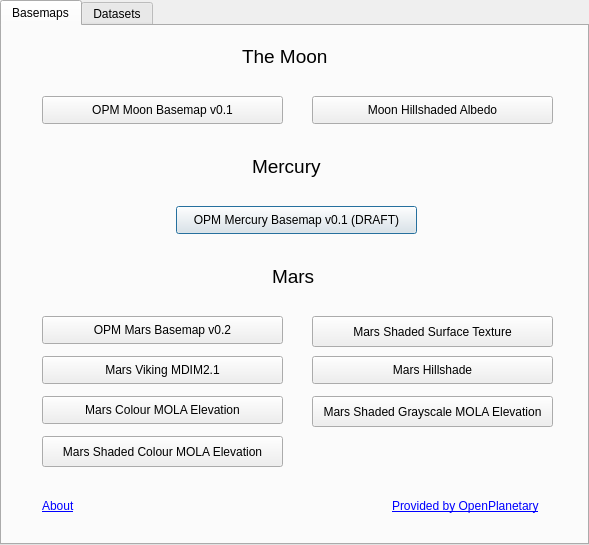
Qt form optileloader_dialog_base.ui (robermaps/opmtileloader) before a commit.
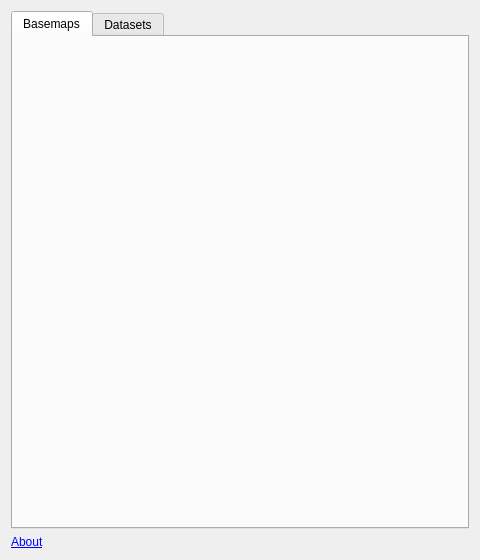
The same form after that commit.

Commit message:
Diálogo unificado: pestaña Basemaps con el estilo de Datasets, enlace único About y nuevo icono (v1.2.0)
- Basemaps y Datasets comparten _setup_tab (árbol por cuerpo + Add to QGIS)
- Enlace único About -> github.com/robermaps/opmtileloader; metadata apunta al nuevo repo
- Icono de luna de diseño propio (128x128)

The edit to the form file:
```diff
--- a/optileloader_dialog_base.ui
+++ b/optileloader_dialog_base.ui
@@ -6,252 +6,42 @@
    <rect>
     <x>0</x>
     <y>0</y>
-    <width>589</width>
-    <height>545</height>
+    <width>480</width>
+    <height>560</height>
    </rect>
   </property>
   <property name="windowTitle">
    <string>OpenPlanetary Tile Loader</string>
   </property>
-  <widget class="QTabWidget" name="tabs">
-   <property name="geometry">
-    <rect>
-     <x>0</x>
-     <y>0</y>
-     <width>589</width>
-     <height>545</height>
-    </rect>
-   </property>
-   <property name="currentIndex">
-    <number>0</number>
-   </property>
-   <widget class="QWidget" name="tabBasemaps">
-    <attribute name="title">
-     <string>Basemaps</string>
-    </attribute>
-      <widget class="QLabel" name="MERCURY">
-       <property name="geometry">
-        <rect>
-         <x>250</x>
-         <y>120</y>
-         <width>121</width>
-         <height>41</height>
-        </rect>
-       </property>
-       <property name="font">
-        <font>
-         <pointsize>14</pointsize>
-        </font>
-       </property>
-       <property name="text">
-        <string>Mercury</string>
-       </property>
-      </widget>
-      <widget class="QPushButton" name="mercurybase">
-       <property name="geometry">
-        <rect>
-         <x>174</x>
-         <y>180</y>
-         <width>241</width>
-         <height>28</height>
-        </rect>
-       </property>
-       <property name="text">
-        <string>OPM Mercury Basemap v0.1 (DRAFT)</string>
-       </property>
-      </widget>
-      <widget class="QLabel" name="MARS">
-       <property name="geometry">
-        <rect>
-         <x>270</x>
-         <y>230</y>
-         <width>121</width>
-         <height>41</height>
-        </rect>
-       </property>
-       <property name="font">
-        <font>
-         <pointsize>14</pointsize>
-        </font>
-       </property>
-       <property name="text">
-        <string>Mars</string>
-       </property>
-      </widget>
-       <widget class="QLabel" name="MOON">
-        <property name="geometry">
-         <rect>
-          <x>240</x>
-          <y>10</y>
-          <width>121</width>
-          <height>41</height>
-         </rect>
-        </property>
-        <property name="font">
-         <font>
-          <pointsize>14</pointsize>
-         </font>
-        </property>
-        <property name="text">
-         <string>The Moon</string>
-        </property>
-       </widget>
-       <widget class="QPushButton" name="basemap">
-        <property name="geometry">
-         <rect>
-          <x>40</x>
-          <y>290</y>
-          <width>241</width>
-          <height>28</height>
-         </rect>
-        </property>
-        <property name="text">
-         <string>OPM Mars Basemap v0.2</string>
-        </property>
-       </widget>
-       <widget class="QPushButton" name="viking">
-        <property name="geometry">
-         <rect>
-          <x>40</x>
-          <y>330</y>
-          <width>241</width>
-          <height>28</height>
-         </rect>
-        </property>
-        <property name="text">
-         <string>Mars Viking MDIM2.1</string>
-        </property>
-       </widget>
-       <widget class="QPushButton" name="shadedmola">
-        <property name="geometry">
-         <rect>
-          <x>40</x>
-          <y>410</y>
-          <width>241</width>
-          <height>31</height>
-         </rect>
-        </property>
-        <property name="text">
-         <string>Mars Shaded Colour MOLA Elevation</string>
-        </property>
-       </widget>
-       <widget class="QPushButton" name="surfacetexture">
-        <property name="geometry">
-         <rect>
-          <x>310</x>
-          <y>290</y>
-          <width>241</width>
-          <height>31</height>
-         </rect>
-        </property>
-        <property name="text">
-         <string>Mars Shaded Surface Texture</string>
-        </property>
-       </widget>
-       <widget class="QPushButton" name="colourmola">
-        <property name="geometry">
-         <rect>
-          <x>40</x>
-          <y>370</y>
-          <width>241</width>
-          <height>28</height>
-         </rect>
-        </property>
-        <property name="text">
-         <string>Mars Colour MOLA Elevation</string>
-        </property>
-       </widget>
-       <widget class="QPushButton" name="hillshade">
-        <property name="geometry">
-         <rect>
-          <x>310</x>
-          <y>330</y>
-          <width>241</width>
-          <height>28</height>
-         </rect>
-        </property>
-        <property name="text">
-         <string>Mars Hillshade</string>
-        </property>
-       </widget>
-       <widget class="QPushButton" name="graymola">
-        <property name="geometry">
-         <rect>
-          <x>310</x>
-          <y>370</y>
-          <width>241</width>
-          <height>31</height>
-         </rect>
-        </property>
-        <property name="text">
-         <string>Mars Shaded Grayscale MOLA Elevation</string>
-        </property>
-       </widget>
-       <widget class="QPushButton" name="moonbase">
-        <property name="geometry">
-         <rect>
-          <x>40</x>
-          <y>70</y>
-          <width>241</width>
-          <height>28</height>
-         </rect>
-        </property>
-        <property name="text">
-         <string>OPM Moon Basemap v0.1</string>
-        </property>
-       </widget>
-       <widget class="QPushButton" name="moonhillsh">
-        <property name="geometry">
-         <rect>
-          <x>310</x>
-          <y>70</y>
-          <width>241</width>
-          <height>28</height>
-         </rect>
-        </property>
-        <property name="text">
-         <string>Moon Hillshaded Albedo</string>
-        </property>
-       </widget>
-       <widget class="QLabel" name="label">
-        <property name="geometry">
-         <rect>
-          <x>390</x>
-          <y>470</y>
-          <width>161</width>
-          <height>20</height>
-         </rect>
-        </property>
-        <property name="text">
-         <string>&lt;html&gt;&lt;head/&gt;&lt;body&gt;&lt;p&gt;&lt;a href=&quot;https://openplanetarymap.org/basemaps/&quot;&gt;&lt;span style=&quot; text-decoration: underline; color:#0000ff;&quot;&gt;Provided by OpenPlanetary&lt;/span&gt;&lt;/a&gt;&lt;/p&gt;&lt;/body&gt;&lt;/html&gt;</string>
-        </property>
-        <property name="openExternalLinks">
-         <bool>true</bool>
-        </property>
-       </widget>
-       <widget class="QLabel" name="label_2">
-        <property name="geometry">
-         <rect>
-          <x>40</x>
-          <y>470</y>
-          <width>161</width>
-          <height>20</height>
-         </rect>
-        </property>
-        <property name="text">
-         <string>&lt;html&gt;&lt;head/&gt;&lt;body&gt;&lt;p&gt;&lt;a href=&quot;https://github.com/robermaps/optileloader&quot;&gt;&lt;span style=&quot; text-decoration: underline; color:#0000ff;&quot;&gt;About&lt;/span&gt;&lt;/a&gt;&lt;/p&gt;&lt;/body&gt;&lt;/html&gt;</string>
-        </property>
-        <property name="openExternalLinks">
-         <bool>true</bool>
-        </property>
-       </widget>
-   </widget>
-   <widget class="QWidget" name="tabDatasets">
-    <attribute name="title">
-     <string>Datasets</string>
-    </attribute>
-   </widget>
-  </widget>
+  <layout class="QVBoxLayout" name="verticalLayout">
+   <item>
+    <widget class="QTabWidget" name="tabs">
+     <property name="currentIndex">
+      <number>0</number>
+     </property>
+     <widget class="QWidget" name="tabBasemaps">
+      <attribute name="title">
+       <string>Basemaps</string>
+      </attribute>
+     </widget>
+     <widget class="QWidget" name="tabDatasets">
+      <attribute name="title">
+       <string>Datasets</string>
+      </attribute>
+     </widget>
+    </widget>
+   </item>
+   <item>
+    <widget class="QLabel" name="about">
+     <property name="text">
+      <string>&lt;a href=&quot;https://github.com/robermaps/opmtileloader&quot;&gt;About&lt;/a&gt;</string>
+     </property>
+     <property name="openExternalLinks">
+      <bool>true</bool>
+     </property>
+    </widget>
+   </item>
+  </layout>
  </widget>
  <resources/>
  <connections/>
```
The commit also changes 6 other files.
